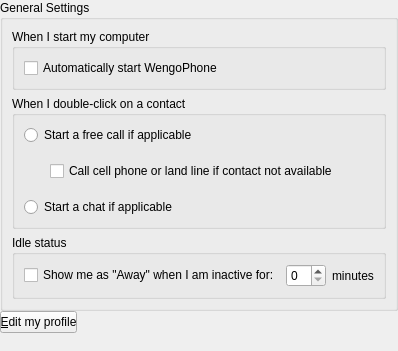
Qt form wengophone/src/presentation/qt/config/GeneralSettings.ui (tkrotoff/WengoPhone) before a commit.
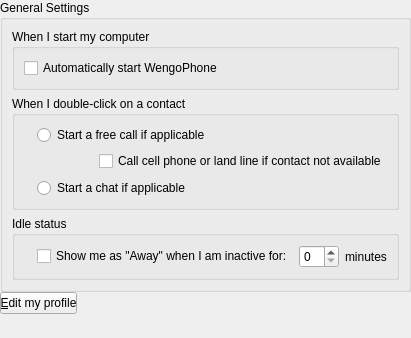
The same form after that commit. Icons and pictures are not drawn.

Commit message: Configuration panel .ui files improved

Diff of the .ui file:
```diff
--- a/wengophone/src/presentation/qt/config/GeneralSettings.ui
+++ b/wengophone/src/presentation/qt/config/GeneralSettings.ui
@@ -8,8 +8,8 @@
    <rect>
     <x>0</x>
     <y>0</y>
-    <width>362</width>
-    <height>351</height>
+    <width>384</width>
+    <height>338</height>
    </rect>
   </property>
   <layout class="QGridLayout" >
@@ -19,33 +19,7 @@
    <property name="spacing" >
     <number>0</number>
    </property>
-   <item row="2" column="1" >
-    <spacer>
-     <property name="orientation" >
-      <enum>Qt::Vertical</enum>
-     </property>
-     <property name="sizeHint" >
-      <size>
-       <width>20</width>
-       <height>40</height>
-      </size>
-     </property>
-    </spacer>
-   </item>
-   <item row="1" column="0" >
-    <widget class="QPushButton" name="editProfileButton" >
-     <property name="maximumSize" >
-      <size>
-       <width>77</width>
-       <height>16777215</height>
-      </size>
-     </property>
-     <property name="text" >
-      <string>&amp;Edit my profile</string>
-     </property>
-    </widget>
-   </item>
-   <item row="0" column="0" colspan="2" >
+   <item row="0" column="0" >
     <widget class="QGroupBox" name="groupBox" >
      <property name="title" >
       <string>General Settings</string>
@@ -57,10 +31,10 @@
       <property name="spacing" >
        <number>6</number>
       </property>
-      <item row="2" column="0" >
-       <widget class="QGroupBox" name="groupBox_4" >
+      <item row="0" column="0" >
+       <widget class="QGroupBox" name="groupBox_2" >
         <property name="title" >
-         <string>Idle status</string>
+         <string>When I start my computer</string>
         </property>
         <layout class="QGridLayout" >
          <property name="margin" >
@@ -69,27 +43,10 @@
          <property name="spacing" >
           <number>6</number>
          </property>
-         <item row="0" column="2" >
-          <widget class="QLabel" name="label" >
-           <property name="text" >
-            <string>minutes</string>
-           </property>
-          </widget>
-         </item>
-         <item row="0" column="1" >
-          <widget class="QSpinBox" name="awaySpinBox" >
-           <property name="maximumSize" >
-            <size>
-             <width>40</width>
-             <height>16777215</height>
-            </size>
-           </property>
-          </widget>
-         </item>
          <item row="0" column="0" >
-          <widget class="QCheckBox" name="showAwayCheckBox" >
+          <widget class="QCheckBox" name="startWengoPhoneCheckBox" >
            <property name="text" >
-            <string>Show me as "Away" when I am inactive for:</string>
+            <string>Automatically start WengoPhone</string>
            </property>
           </widget>
          </item>
@@ -108,7 +65,21 @@
          <property name="spacing" >
           <number>6</number>
          </property>
-         <item row="1" column="0" >
+         <item row="0" column="1" colspan="2" >
+          <widget class="QRadioButton" name="startFreeCallRadioButton" >
+           <property name="text" >
+            <string>Start a free call if applicable</string>
+           </property>
+          </widget>
+         </item>
+         <item row="1" column="2" >
+          <widget class="QCheckBox" name="callCellPhoneCheckBox" >
+           <property name="text" >
+            <string>Call cell phone or land line if contact not available</string>
+           </property>
+          </widget>
+         </item>
+         <item row="1" column="0" colspan="2" >
           <spacer>
            <property name="orientation" >
             <enum>Qt::Horizontal</enum>
@@ -118,40 +89,56 @@
            </property>
            <property name="sizeHint" >
             <size>
-             <width>20</width>
-             <height>40</height>
+             <width>41</width>
+             <height>21</height>
             </size>
            </property>
           </spacer>
          </item>
-         <item row="1" column="1" >
-          <widget class="QCheckBox" name="callCellPhoneCheckBox" >
-           <property name="text" >
-            <string>Call cell phone or land line if contact not available</string>
-           </property>
-          </widget>
-         </item>
-         <item row="0" column="0" colspan="2" >
-          <widget class="QRadioButton" name="startFreeCallRadioButton" >
-           <property name="text" >
-            <string>Start a free call if applicable</string>
-           </property>
-          </widget>
-         </item>
-         <item row="2" column="0" colspan="2" >
+         <item row="2" column="1" colspan="2" >
           <widget class="QRadioButton" name="startChatOnlyRadioButton" >
            <property name="text" >
             <string>Start a chat if applicable</string>
            </property>
           </widget>
          </item>
+         <item row="0" column="0" >
+          <widget class="QLabel" name="label_3" >
+           <property name="sizePolicy" >
+            <sizepolicy>
+             <hsizetype>0</hsizetype>
+             <vsizetype>5</vsizetype>
+             <horstretch>0</horstretch>
+             <verstretch>0</verstretch>
+            </sizepolicy>
+           </property>
+           <property name="pixmap" >
+            <pixmap resource="../wengophone.qrc" >:/pics/contact/call.png</pixmap>
+           </property>
+          </widget>
+         </item>
+         <item row="2" column="0" >
+          <widget class="QLabel" name="label_4" >
+           <property name="sizePolicy" >
+            <sizepolicy>
+             <hsizetype>0</hsizetype>
+             <vsizetype>5</vsizetype>
+             <horstretch>0</horstretch>
+             <verstretch>0</verstretch>
+            </sizepolicy>
+           </property>
+           <property name="pixmap" >
+            <pixmap resource="../wengophone.qrc" >:/pics/contact/chat.png</pixmap>
+           </property>
+          </widget>
+         </item>
         </layout>
        </widget>
       </item>
-      <item row="0" column="0" >
-       <widget class="QGroupBox" name="groupBox_2" >
+      <item row="2" column="0" >
+       <widget class="QGroupBox" name="groupBox_4" >
         <property name="title" >
-         <string>When I start my computer</string>
+         <string>Idle status</string>
         </property>
         <layout class="QGridLayout" >
          <property name="margin" >
@@ -161,9 +148,41 @@
           <number>6</number>
          </property>
          <item row="0" column="0" >
-          <widget class="QCheckBox" name="startWengoPhoneCheckBox" >
+          <widget class="QLabel" name="label_2" >
+           <property name="sizePolicy" >
+            <sizepolicy>
+             <hsizetype>0</hsizetype>
+             <vsizetype>5</vsizetype>
+             <horstretch>0</horstretch>
+             <verstretch>0</verstretch>
+            </sizepolicy>
+           </property>
+           <property name="pixmap" >
+            <pixmap resource="../wengophone.qrc" >:/pics/status/away.png</pixmap>
+           </property>
+          </widget>
+         </item>
+         <item row="0" column="3" >
+          <widget class="QLabel" name="label" >
            <property name="text" >
-            <string>Automatically start WengoPhone</string>
+            <string>minutes</string>
+           </property>
+          </widget>
+         </item>
+         <item row="0" column="2" >
+          <widget class="QSpinBox" name="awaySpinBox" >
+           <property name="maximumSize" >
+            <size>
+             <width>40</width>
+             <height>16777215</height>
+            </size>
+           </property>
+          </widget>
+         </item>
+         <item row="0" column="1" >
+          <widget class="QCheckBox" name="showAwayCheckBox" >
+           <property name="text" >
+            <string>Show me as "Away" when I am inactive for:</string>
            </property>
           </widget>
          </item>
@@ -173,6 +192,32 @@
      </layout>
     </widget>
    </item>
+   <item row="1" column="0" >
+    <widget class="QPushButton" name="editProfileButton" >
+     <property name="maximumSize" >
+      <size>
+       <width>77</width>
+       <height>16777215</height>
+      </size>
+     </property>
+     <property name="text" >
+      <string>&amp;Edit my profile</string>
+     </property>
+    </widget>
+   </item>
+   <item row="2" column="0" >
+    <spacer>
+     <property name="orientation" >
+      <enum>Qt::Vertical</enum>
+     </property>
+     <property name="sizeHint" >
+      <size>
+       <width>20</width>
+       <height>40</height>
+      </size>
+     </property>
+    </spacer>
+   </item>
   </layout>
  </widget>
  <pixmapfunction></pixmapfunction>
```
Left out of the diff: 4 changed lines with no effect on the pictures. The commit also changes 5 other files.
